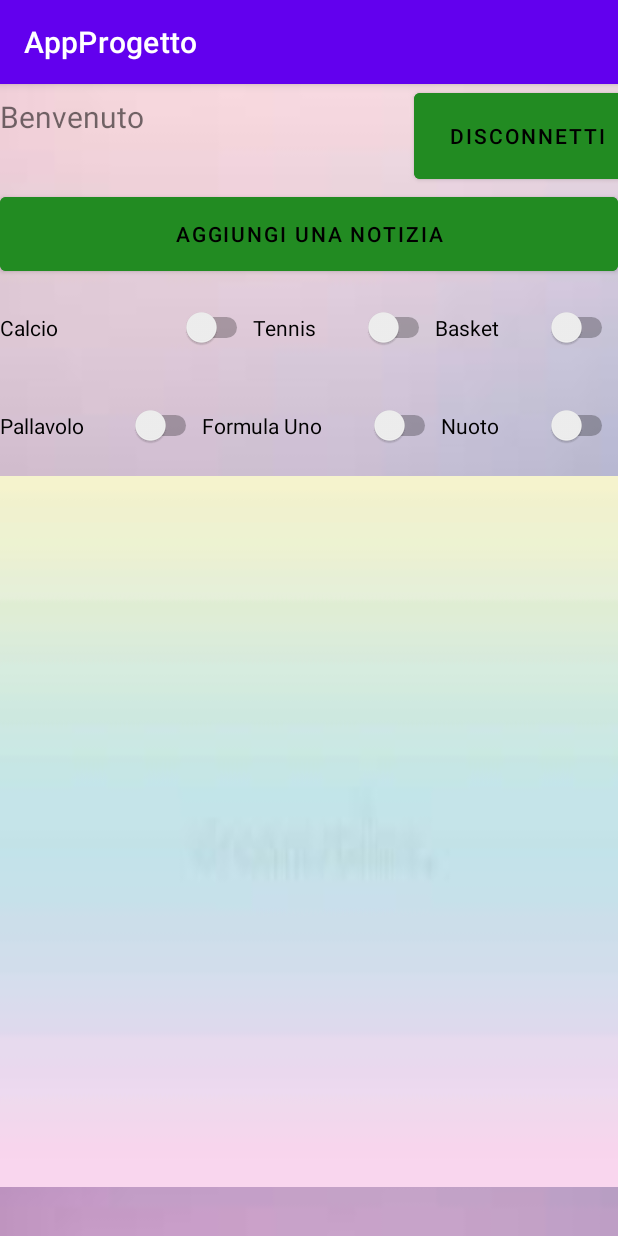
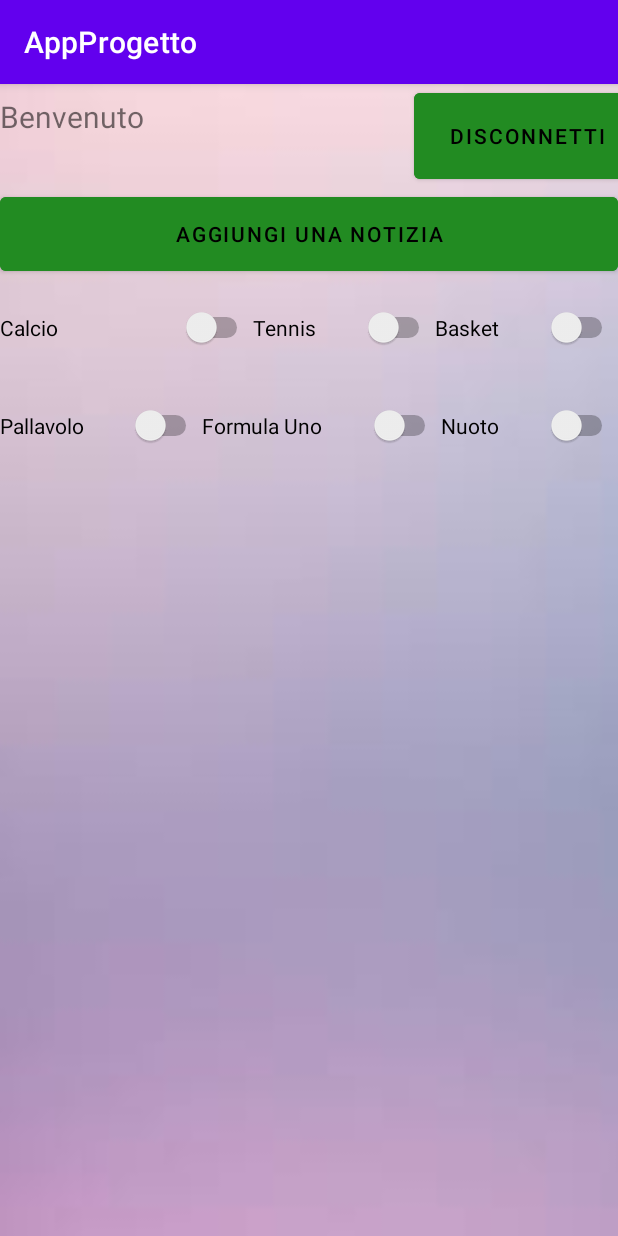
Before and after one commit to IsabellaMarini/AppProgetto2, an Android app: the pagina_home screen opened directly, with no data from a screen before it, on a phone screen of 412 x 824 dp. Run offline under Robolectric (Android 15) with nearby library versions, the phone set to English and light mode, and no system bars; our stand-ins replace Firebase (no records; nobody signed in at launch, a user with empty details on screens opened directly).

```diff
--- a/app/src/main/java/com/example/appprogetto/AggiungiNotizia.kt
+++ b/app/src/main/java/com/example/appprogetto/AggiungiNotizia.kt
@@ -46,7 +46,7 @@ class AggiungiNotizia: AppCompatActivity() {
         binding.conferma.setOnClickListener() {
             val notizia =  hashMapOf(
                 "titolo" to binding.titolo.text.toString(),
-                "notizia" to  binding.articolo.text.toString(),
+                "testo" to  binding.articolo.text.toString(),
                 "ambito" to binding.ambito.text.toString(),
             )
             if (binding.titolo.text.isEmpty() || binding.articolo.text.isEmpty() || binding.ambito.text.isEmpty()) {
--- a/app/src/main/java/com/example/appprogetto/paginaRegistrati.kt
+++ b/app/src/main/java/com/example/appprogetto/paginaRegistrati.kt
@@ -35,12 +35,14 @@ class paginaRegistrati : AppCompatActivity() {
             val intent = Intent(this, MainActivity::class.java)
             startActivity(intent)
         }
+
         val calendar = Calendar.getInstance()
         calendar.set(YEAR, 2008)
         val seleziona = findViewById<CalendarView>(R.id.calendarView3)
         seleziona.setDate(calendar.getTimeInMillis(), false, false)
         val data_nascita = findViewById<TextView>(R.id.dataNascita)
         seleziona.setFirstDayOfWeek(2)
+
         seleziona.setOnDateChangeListener { calendarView, year, month, day ->
             data_nascita.text =
                 (day.toString() + "/" + ((month) + (1)).toString() + "/" + year.toString())
--- a/app/src/main/java/com/example/appprogetto/pagina_home.kt
+++ b/app/src/main/java/com/example/appprogetto/pagina_home.kt
@@ -41,6 +41,7 @@ class pagina_home : AppCompatActivity() {
         notizie= arrayListOf()
         myAdapter= MyAdapter(notizie)
         recyclerView.adapter = myAdapter
+
         user = FirebaseAuth.getInstance()
         user.currentUser?.uid.let {
             if (it != null) {
@@ -58,7 +59,10 @@ class pagina_home : AppCompatActivity() {
                     }
             }
         }
-    var notizia = db.collection("Notizie").get().addOnSuccessListener { documents ->
+
+        if(binding.RicercaCalcio.isChecked){
+            db.collection("Notizie").whereEqualTo("ambito", binding.RicercaCalcio.text).get()
+                .addOnSuccessListener{ documents ->
                     for (document in documents) {
                         Log.d(TAG, "${document.id} => ${document.data}")
                         notizie.add(document.toObject(Notizie::class.java))
@@ -68,7 +72,19 @@ class pagina_home : AppCompatActivity() {
                 .addOnFailureListener { exception ->
                     Log.w(TAG, "Error getting documents: ", exception)
                 }
-
+        }
+        else {
+            db.collection("Notizie").get().addOnSuccessListener { documents ->
+                for (document in documents) {
+                    Log.d(TAG, "${document.id} => ${document.data}")
+                    notizie.add(document.toObject(Notizie::class.java))
+                }
+                myAdapter.notifyDataSetChanged()
+            }
+                .addOnFailureListener { exception ->
+                    Log.w(TAG, "Error getting documents: ", exception)
+                }
+        }
 
 
     binding.disconnetti.setOnClickListener{
--- a/app/src/main/res/layout/activity_pagina_home.xml
+++ b/app/src/main/res/layout/activity_pagina_home.xml
@@ -114,8 +114,7 @@
             <androidx.recyclerview.widget.RecyclerView
                 android:id="@+id/notizie"
                 android:layout_width="match_parent"
-                android:layout_height="474dp"
-                android:background="@drawable/sfondo2">
+                android:layout_height="472dp">
 
             </androidx.recyclerview.widget.RecyclerView>
 
--- a/app/src/main/res/layout/item.xml
+++ b/app/src/main/res/layout/item.xml
@@ -1,8 +1,10 @@
 <?xml version="1.0" encoding="utf-8"?>
 <androidx.cardview.widget.CardView xmlns:android="http://schemas.android.com/apk/res/android"
+    xmlns:app="http://schemas.android.com/apk/res-auto"
     android:id="@+id/cardView"
-    android:layout_width="match_parent"
-    android:layout_height="match_parent">
+    android:layout_marginTop="5dp"
+    android:layout_marginBottom="5dp"
+    app:cardUseCompatPadding="false" android:layout_height="220dp" android:layout_width="match_parent">
 
     <LinearLayout
         android:layout_width="match_parent"
```
Lines whose indentation alone changed are shown as unchanged.
